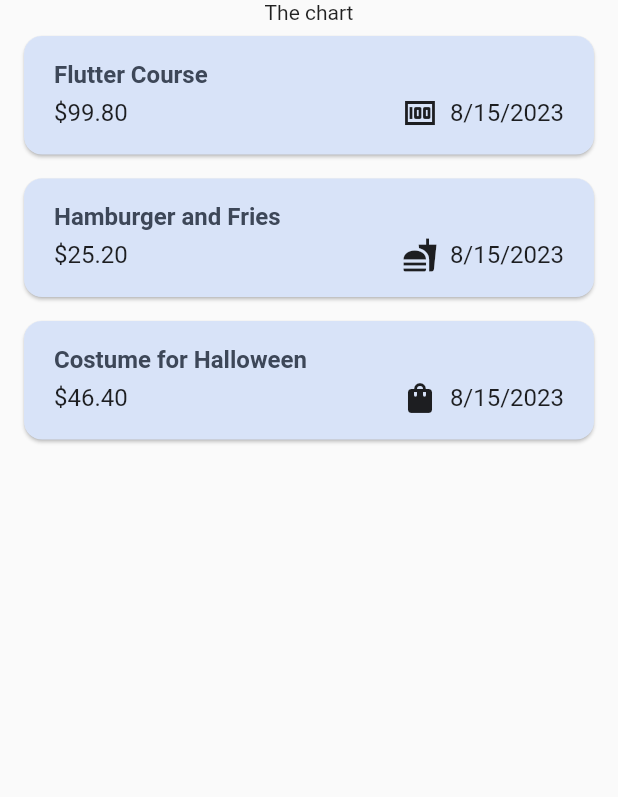
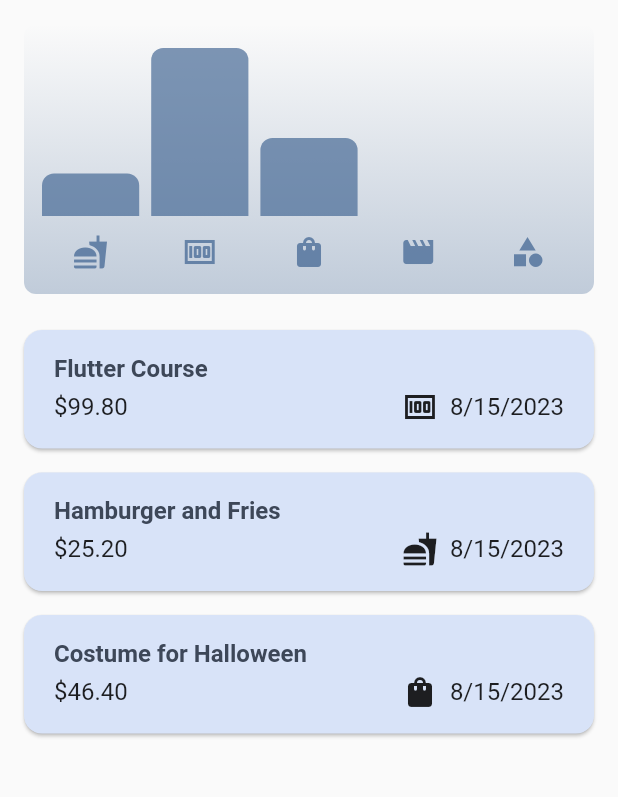
Before and after one commit to alfism1/flutter_learning, a Flutter app: the screen it shows after launch, on a phone screen of 412 x 824 dp, the part 84-881 px from its top. Run offline on Flutter 3.47's test engine with Material 2 defaults, Android fonts, the phone set to English and light mode, and no system bars.

Commit message:
add new widget

```diff
--- a/lib/models/expense.dart
+++ b/lib/models/expense.dart
@@ -38,3 +38,32 @@ class Expense {
     return formatter.format(date);
   }
 }
+
+class ExpenseBucket {
+  ExpenseBucket({
+    required this.category,
+    required this.expenses,
+  });
+
+  // The factory constructor is used to create a new instance of a class from
+  // within the class itself. It can be used to return an instance of a class
+  // from a named constructor.
+  ExpenseBucket.forCategory(List<Expense> allExpenses, this.category)
+      : expenses = allExpenses
+            .where((expense) => expense.category == category)
+            .toList();
+
+  final Category category;
+  final List<Expense> expenses;
+
+  double get totalExpenses {
+    // return expenses.fold(0.0, (sum, item) => sum + item.amount);
+
+    double sum = 0;
+    for (final expense in expenses) {
+      sum += expense.amount;
+    }
+
+    return sum;
+  }
+}
--- /dev/null
+++ b/lib/widgets/chart/chart.dart
@@ -0,0 +1,97 @@
+import 'package:flutter/material.dart';
+
+import 'package:first_app/widgets/chart/chart_bar.dart';
+import 'package:first_app/models/expense.dart';
+
+class Chart extends StatelessWidget {
+  const Chart({super.key, required this.expenses});
+
+  final List<Expense> expenses;
+
+  List<ExpenseBucket> get buckets {
+    return [
+      // food, bills, clothes, game, other
+      ExpenseBucket.forCategory(expenses, Category.food),
+      ExpenseBucket.forCategory(expenses, Category.bills),
+      ExpenseBucket.forCategory(expenses, Category.clothes),
+      ExpenseBucket.forCategory(expenses, Category.game),
+      ExpenseBucket.forCategory(expenses, Category.other),
+    ];
+  }
+
+  double get maxTotalExpense {
+    double maxTotalExpense = 0;
+
+    for (final bucket in buckets) {
+      if (bucket.totalExpenses > maxTotalExpense) {
+        maxTotalExpense = bucket.totalExpenses;
+      }
+    }
+
+    return maxTotalExpense;
+  }
+
+  @override
+  Widget build(BuildContext context) {
+    final isDarkMode =
+        MediaQuery.of(context).platformBrightness == Brightness.dark;
+    return Container(
+      margin: const EdgeInsets.all(16),
+      padding: const EdgeInsets.symmetric(
+        vertical: 16,
+        horizontal: 8,
+      ),
+      width: double.infinity,
+      height: 180,
+      decoration: BoxDecoration(
+        borderRadius: BorderRadius.circular(8),
+        gradient: LinearGradient(
+          colors: [
+            Theme.of(context).colorScheme.primary.withOpacity(0.3),
+            Theme.of(context).colorScheme.primary.withOpacity(0.0)
+          ],
+          begin: Alignment.bottomCenter,
+          end: Alignment.topCenter,
+        ),
+      ),
+      child: Column(
+        children: [
+          Expanded(
+            child: Row(
+              crossAxisAlignment: CrossAxisAlignment.end,
+              children: [
+                for (final bucket in buckets) // alternative to map()
+                  ChartBar(
+                    fill: bucket.totalExpenses == 0
+                        ? 0
+                        : bucket.totalExpenses / maxTotalExpense,
+                  ),
+              ],
+            ),
+          ),
+          const SizedBox(height: 12),
+          Row(
+            children: buckets
+                .map(
+                  (bucket) => Expanded(
+                    child: Padding(
+                      padding: const EdgeInsets.symmetric(horizontal: 4),
+                      child: Icon(
+                        categoryIcons[bucket.category],
+                        color: isDarkMode
+                            ? Theme.of(context).colorScheme.secondary
+                            : Theme.of(context)
+                                .colorScheme
+                                .primary
+                                .withOpacity(0.7),
+                      ),
+                    ),
+                  ),
+                )
+                .toList(),
+          )
+        ],
+      ),
+    );
+  }
+}
--- /dev/null
+++ b/lib/widgets/chart/chart_bar.dart
@@ -0,0 +1,35 @@
+import 'package:flutter/material.dart';
+
+class ChartBar extends StatelessWidget {
+  const ChartBar({
+    super.key,
+    required this.fill,
+  });
+
+  final double fill;
+
+  @override
+  Widget build(BuildContext context) {
+    final isDarkMode =
+        MediaQuery.of(context).platformBrightness == Brightness.dark;
+    return Expanded(
+      child: Padding(
+        padding: const EdgeInsets.symmetric(horizontal: 4),
+        child: FractionallySizedBox(
+          // FractionallySizedBox is used to fill the height of the parent
+          heightFactor: fill, // 0.0 - 1.0
+          child: DecoratedBox(
+            decoration: BoxDecoration(
+              shape: BoxShape.rectangle,
+              borderRadius:
+                  const BorderRadius.vertical(top: Radius.circular(8)),
+              color: isDarkMode
+                  ? Theme.of(context).colorScheme.secondary
+                  : Theme.of(context).colorScheme.primary.withOpacity(0.65),
+            ),
+          ),
+        ),
+      ),
+    );
+  }
+}
--- a/lib/widgets/expenses.dart
+++ b/lib/widgets/expenses.dart
@@ -1,6 +1,7 @@
-import 'package:first_app/widgets/new_expense.dart';
 import 'package:flutter/material.dart';
 
+import 'package:first_app/widgets/chart/chart.dart';
+import 'package:first_app/widgets/new_expense.dart';
 import 'package:first_app/widgets/expenses_list/expenses_list.dart';
 import 'package:first_app/models/expense.dart';
 
@@ -110,7 +111,7 @@ class _ExpensesState extends State<Expenses> {
       ),
       body: Column(
         children: [
-          const Text('The chart'),
+          Chart(expenses: _registeredExpenses),
           // need Expanded to make the list scrollable
           Expanded(
             child: mainContent,
```
